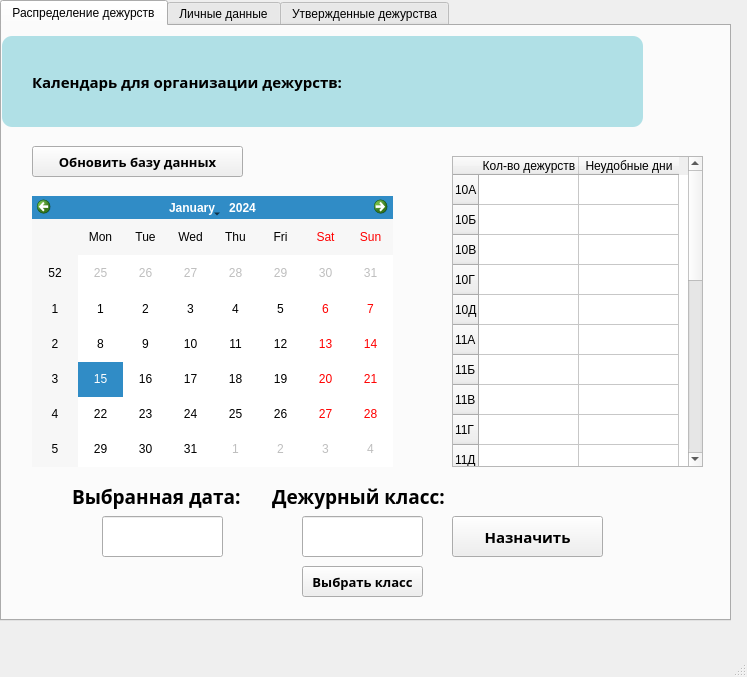
The window that A12_admin_form.ui (sk3feel/YandexProject1) describes before a commit, drawn with Qt 5.
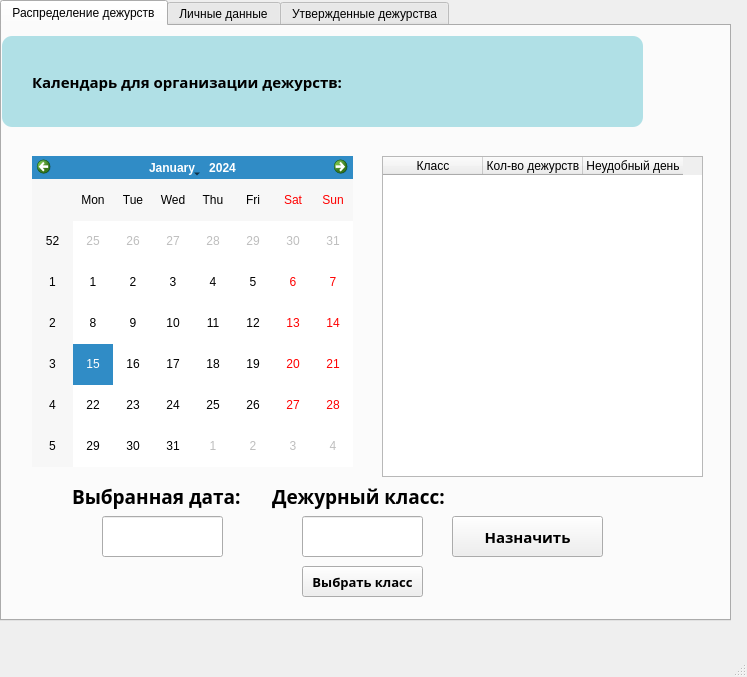
The same window after the commit.

Commit message: Последние изменения ui файлов

```diff
--- a/A12_admin_form.ui
+++ b/A12_admin_form.ui
@@ -77,136 +77,26 @@
       <property name="geometry">
        <rect>
         <x>30</x>
-        <y>170</y>
-        <width>361</width>
-        <height>271</height>
-       </rect>
-      </property>
-     </widget>
-     <widget class="QTableWidget" name="tblwg_n_baddays">
-      <property name="geometry">
-       <rect>
-        <x>450</x>
         <y>130</y>
-        <width>251</width>
+        <width>321</width>
         <height>311</height>
        </rect>
       </property>
-      <row>
+     </widget>
+     <widget class="QTableWidget" name="tblwg_n_baddays">
+      <property name="geometry">
+       <rect>
+        <x>380</x>
+        <y>130</y>
+        <width>321</width>
+        <height>321</height>
+       </rect>
+      </property>
+      <column>
        <property name="text">
-        <string>10А</string>
+        <string>Класс</string>
        </property>
-      </row>
-      <row>
-       <property name="text">
-        <string>10Б</string>
-       </property>
-      </row>
-      <row>
-       <property name="text">
-        <string>10В</string>
-       </property>
-      </row>
-      <row>
-       <property name="text">
-        <string>10Г</string>
-       </property>
-      </row>
-      <row>
-       <property name="text">
-        <string>10Д</string>
-       </property>
-      </row>
-      <row>
-       <property name="text">
-        <string>11А</string>
-       </property>
-      </row>
-      <row>
-       <property name="text">
-        <string>11Б</string>
-       </property>
-      </row>
-      <row>
-       <property name="text">
-        <string>11В</string>
-       </property>
-      </row>
-      <row>
-       <property name="text">
-        <string>11Г</string>
-       </property>
-      </row>
-      <row>
-       <property name="text">
-        <string>11Д</string>
-       </property>
-      </row>
-      <row>
-       <property name="text">
-        <string>9A</string>
-       </property>
-      </row>
-      <row>
-       <property name="text">
-        <string>9Б</string>
-       </property>
-      </row>
-      <row>
-       <property name="text">
-        <string>9В</string>
-       </property>
-      </row>
-      <row>
-       <property name="text">
-        <string>9Г</string>
-       </property>
-      </row>
-      <row>
-       <property name="text">
-        <string>9Д</string>
-       </property>
-      </row>
-      <row>
-       <property name="text">
-        <string>8А</string>
-       </property>
-      </row>
-      <row>
-       <property name="text">
-        <string>8Б</string>
-       </property>
-      </row>
-      <row>
-       <property name="text">
-        <string>8В</string>
-       </property>
-      </row>
-      <row>
-       <property name="text">
-        <string>8Д</string>
-       </property>
-      </row>
-      <row>
-       <property name="text">
-        <string>7А</string>
-       </property>
-      </row>
-      <row>
-       <property name="text">
-        <string>7Б</string>
-       </property>
-      </row>
-      <row>
-       <property name="text">
-        <string>7В</string>
-       </property>
-      </row>
-      <row>
-       <property name="text">
-        <string>7Г</string>
-       </property>
-      </row>
+      </column>
       <column>
        <property name="text">
         <string>Кол-во дежурств</string>
@@ -214,7 +104,7 @@
       </column>
       <column>
        <property name="text">
-        <string>Неудобные дни</string>
+        <string>Неудобный день</string>
        </property>
       </column>
      </widget>
@@ -338,27 +228,6 @@
        <string>Выбрать класс</string>
       </property>
      </widget>
-     <widget class="QPushButton" name="btn_reload_bd">
-      <property name="geometry">
-       <rect>
-        <x>30</x>
-        <y>120</y>
-        <width>211</width>
-        <height>31</height>
-       </rect>
-      </property>
-      <property name="font">
-       <font>
-        <family>Futura LT</family>
-        <pointsize>10</pointsize>
-        <weight>75</weight>
-        <bold>true</bold>
-       </font>
-      </property>
-      <property name="text">
-       <string>Обновить базу данных</string>
-      </property>
-     </widget>
     </widget>
     <widget class="QWidget" name="tab_2">
      <attribute name="title">
```
Left out of the diff: 110 changed lines with no effect on the pictures. The commit also changes 3 other files.
